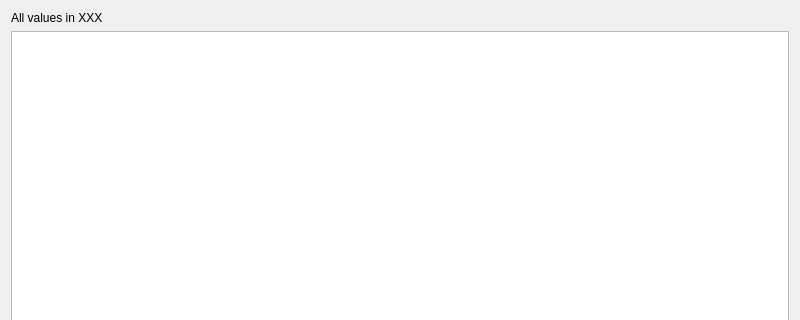
Before: the Qt Designer form src/views/ui_files/reports/attribute_report.ui in JakubFranek/Kapytal, drawn with Qt 5; both pictures show x 0 to 800 and y 0 to 320 of the 800 by 600 pixel window.
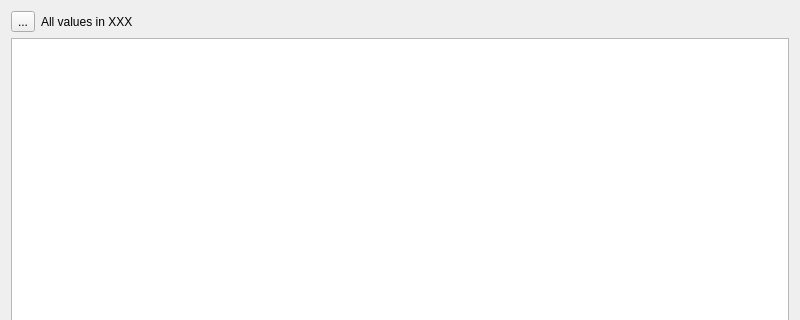
After: the same form once the commit is applied.

The edit to the form file:
```diff
--- a/src/views/ui_files/reports/attribute_report.ui
+++ b/src/views/ui_files/reports/attribute_report.ui
@@ -28,6 +28,15 @@
      <widget class="QWidget" name="verticalLayoutWidget">
       <layout class="QVBoxLayout" name="verticalLayout">
        <item>
+        <layout class="QHBoxLayout" name="controlsHorizontalLayout">
+         <item>
+          <widget class="QToolButton" name="showHidePeriodColumnsToolButton">
+           <property name="text">
+            <string>...</string>
+           </property>
+          </widget>
+         </item>
+         <item>
         <widget class="QLabel" name="currencyNoteLabel">
          <property name="text">
           <string>All values in XXX</string>
@@ -37,6 +46,8 @@
          </property>
         </widget>
        </item>
+        </layout>
+       </item>
        <item>
         <widget class="QTableView" name="tableView">
          <property name="sortingEnabled">
```
Left out of the diff: 19 changed lines with no effect on the pictures. Lines whose indentation alone changed are shown as unchanged.
